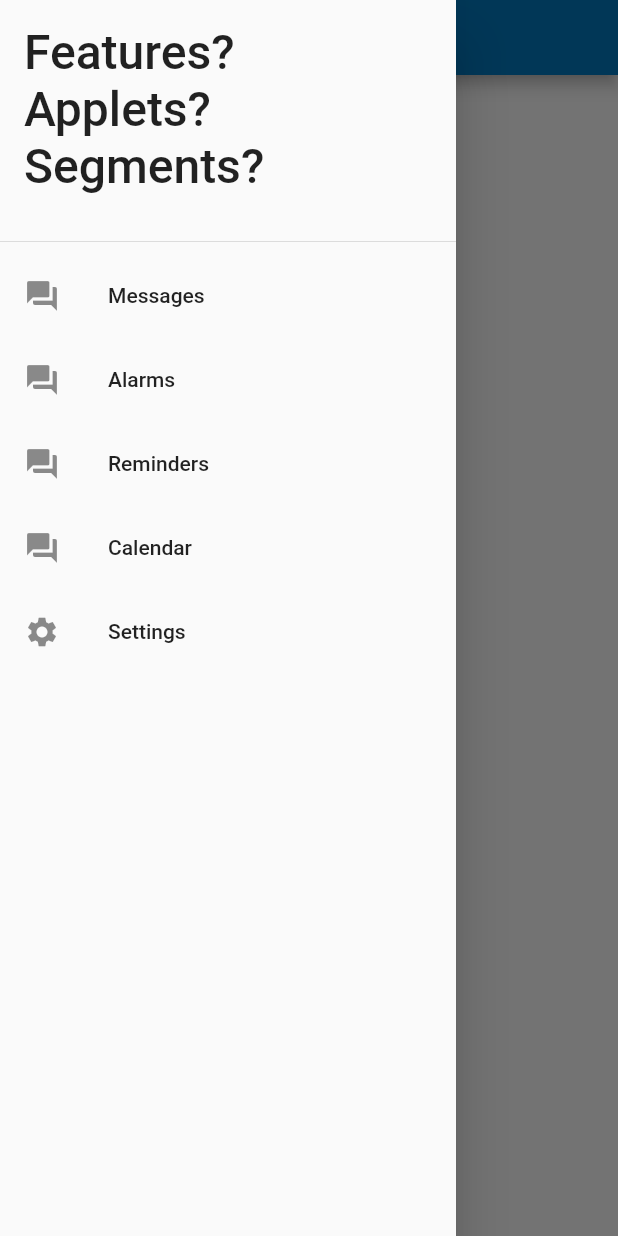
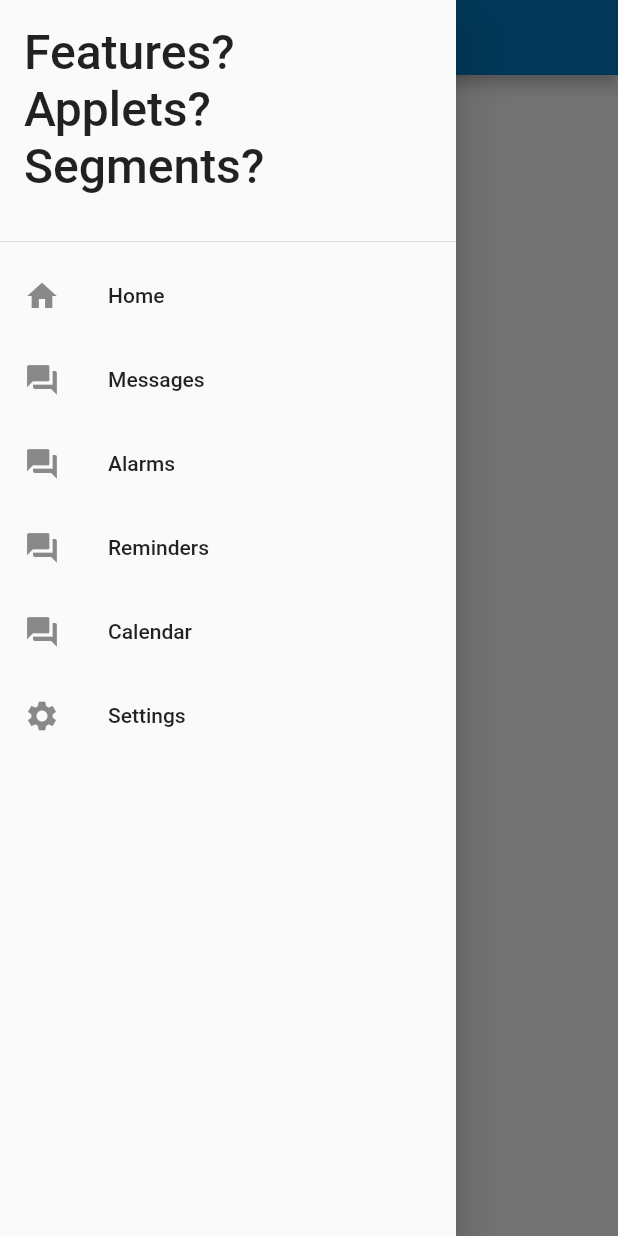
Before and after one commit to jensen-lloyd/X, a Flutter app: the screen it shows after launch, with the side drawer open, on a phone screen of 412 x 824 dp. Run offline on Flutter 3.47's test engine with Material 2 defaults, Android fonts, the phone set to English and light mode, and no system bars.

Commit message:
renamed some files, added functionality to appdrawer

```diff
--- a/lib/AppDrawer.dart
+++ b/lib/AppDrawer.dart
@@ -1,4 +1,7 @@
 import 'package:flutter/material.dart';
+
+import 'HomePage.dart';
+import 'MessageMenu.dart';
 
 
 class AppDrawer extends StatelessWidget {
@@ -18,15 +21,34 @@ class AppDrawer extends StatelessWidget {
               ),
             ),
 
+            ListTile(
+              leading: Icon(
+                Icons.home,
+            ),
+            title: const Text('Home'),
+            onTap: () {
+                Navigator.pop(context);
+                Navigator.push(
+                    context,
+                    MaterialPageRoute(builder: (context) => HomePage()),
+                );
+            },
+          ),
+
           ListTile(
             leading: Icon(
               Icons.forum,
             ),
             title: const Text('Messages'),
             onTap: () {
-              Navigator.pop(context);
+                Navigator.pop(context);
+                Navigator.push(
+                    context,
+                    MaterialPageRoute(builder: (context) => MessageMenu()),
+                );
             },
           ),
+
           ListTile(
             leading: Icon(
               Icons.forum,
@@ -36,6 +58,7 @@ class AppDrawer extends StatelessWidget {
               Navigator.pop(context);
             },
           ),
+
           ListTile(
             leading: Icon(
               Icons.forum,
@@ -45,6 +68,7 @@ class AppDrawer extends StatelessWidget {
               Navigator.pop(context);
             },
           ),
+
           ListTile(
             leading: Icon(
               Icons.forum,
@@ -54,6 +78,7 @@ class AppDrawer extends StatelessWidget {
               Navigator.pop(context);
             },
           ),
+
           ListTile(
             leading: Icon(
               Icons.settings,
--- a/lib/HomePage.dart
+++ b/lib/HomePage.dart
@@ -2,7 +2,6 @@ import 'package:flutter/material.dart';
 import 'functions.dart';
 
 import 'AppDrawer.dart';
-import 'CustomAppBar.dart';
 
 
 class HomeAppBar extends StatelessWidget
@@ -28,18 +27,10 @@ class HomeAppBar extends StatelessWidget
               Padding(
                 padding: EdgeInsets.only(left: 65),
                 child: Text(
-                  'SMS',
+                  'Home',
                   style: TextStyle(
                     fontSize: 26,
                   ),
-                ),
-              ),
-              Padding(
-                padding: EdgeInsets.only(left: 0),
-                child: Icon(
-                  Icons.arrow_drop_down,
-                  size: 20,
-                  color: Colors.lightBlue[100],
                 ),
               ),
             ],
--- a/lib/MessagesPage.dart
+++ b/lib/MessageMenu.dart
@@ -6,7 +6,7 @@ import 'AppDrawer.dart';
 
 
 
-class MessageAppBar extends StatelessWidget
+class MessageMenuAppBar extends StatelessWidget
 {
     @override
     Widget build(BuildContext context)
@@ -60,10 +60,10 @@ class MessageMenu extends StatelessWidget {
     return Scaffold(
       appBar: PreferredSize(
         preferredSize: Size.fromHeight(50),
-        child: MessagesAppBar(),
+        child: MessageMenuAppBar(),
         ),
 
-      drawer: DrawerContent(),
+      drawer: AppDrawer(),
 
 
       body: MessageList(),
```
